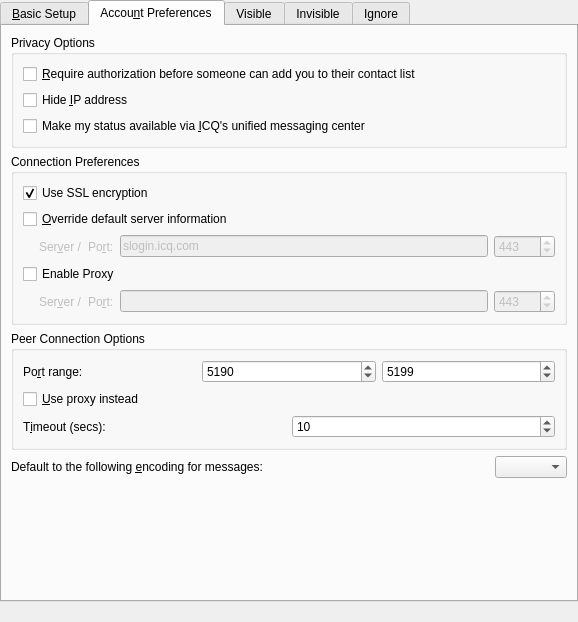
The window that protocols/oscar/icq/ui/icqeditaccountui.ui (KDE/kopete) describes before a commit, drawn with Qt 5.
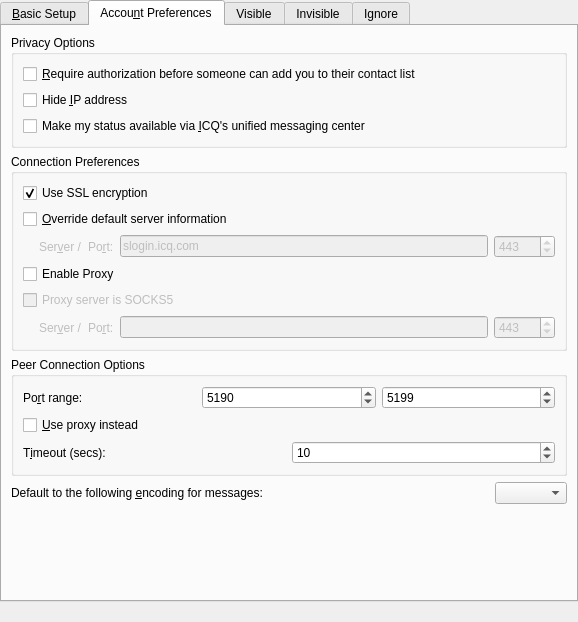
The same window after the commit. The open tabs and pages were chosen to show the change. Custom widgets are drawn as their Qt base class.

Commit message: Add support for SOCKS5 proxy in ICQ protocol

Diff of the .ui file:
```diff
--- a/protocols/oscar/icq/ui/icqeditaccountui.ui
+++ b/protocols/oscar/icq/ui/icqeditaccountui.ui
@@ -421,6 +421,16 @@
           </item>
           <item>
            <layout class="QVBoxLayout" name="verticalLayout">
+            <item>
+             <widget class="QCheckBox" name="edtProxyServerSocks5">
+              <property name="enabled">
+               <bool>false</bool>
+              </property>
+              <property name="text">
+               <string>Proxy server is SOCKS5</string>
+              </property>
+             </widget>
+            </item>
             <item>
              <layout class="QHBoxLayout" name="horizontalLayout">
               <property name="spacing">
```
Left out of the diff: 16 changed lines with no effect on the pictures. The commit also changes 3 other files.
